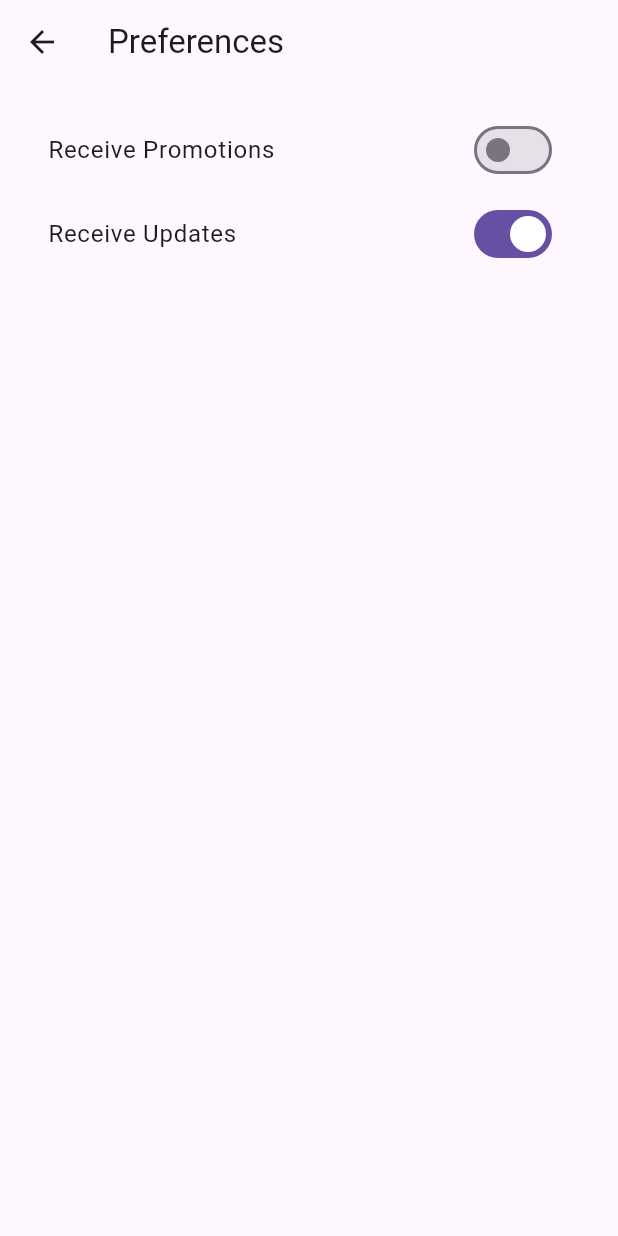
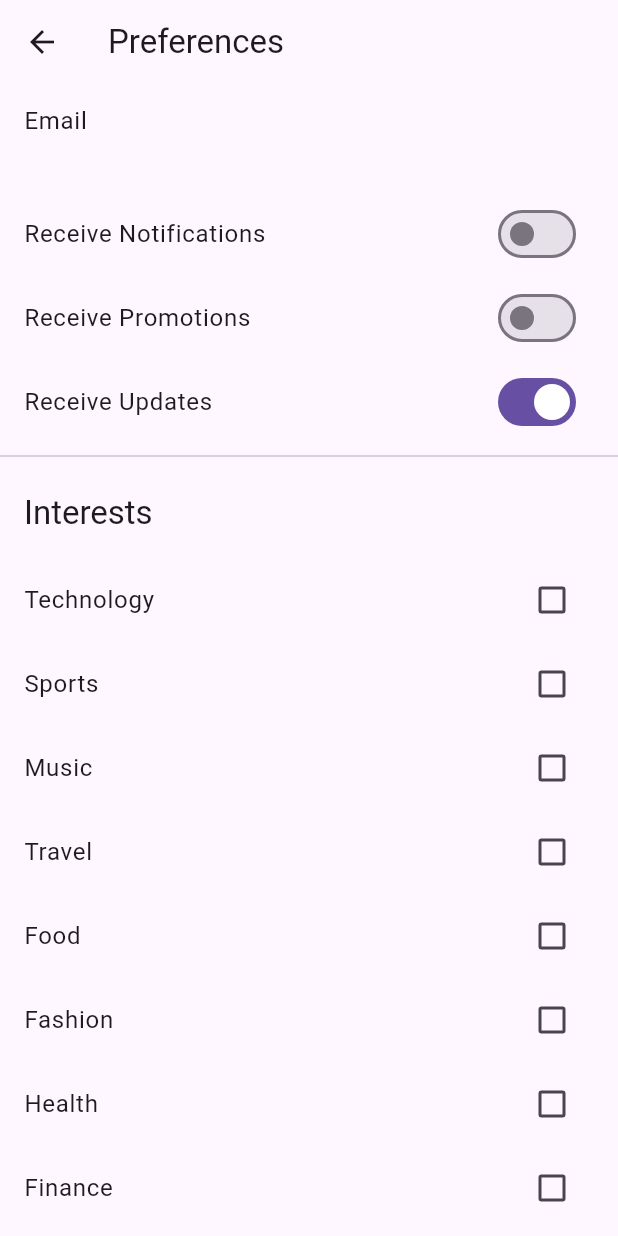
Before and after one commit to Bprathmesh/Notif-swift, a Flutter app: the PreferencesPage screen opened by its route, after a tap on "Receive Updates", on a phone screen of 412 x 824 dp. Run offline on Flutter 3.47's test engine with Material 3 defaults, Android fonts, the phone set to English and light mode, and no system bars; our stand-ins replace cloud_firestore, cloud_functions, firebase_auth, firebase_core, firebase_messaging, flutter_local_notifications and 1 more; accounts and stored records are empty.

Commit message:
Updated user model to handle preferences and implemented prefernce section

```diff
--- a/lib/models/user.dart
+++ b/lib/models/user.dart
@@ -1,31 +1,80 @@
+import 'package:cloud_firestore/cloud_firestore.dart';
+
 class User {
   final String id;
+  final String name;
+  final String email;
   final bool receivePromotions;
+  final bool receiveUpdates;
+  final bool receiveNotifications;
   final String fcmToken;
+  final List<String> interests;
+  final DateTime lastLogin;
   final DateTime createdAt;
 
   User({
     required this.id,
+    required this.name,
+    required this.email,
     required this.receivePromotions,
+    required this.receiveUpdates,
+    required this.receiveNotifications,
     required this.fcmToken,
-    DateTime? createdAt,
-  }) : createdAt = createdAt ?? DateTime.now();
+    required this.interests,
+    required this.lastLogin,
+    required this.createdAt,
+  });
 
   factory User.fromMap(Map<String, dynamic> map) {
     return User(
       id: map['id'] as String? ?? '',
+      name: map['name'] as String? ?? '',
+      email: map['email'] as String? ?? '',
       receivePromotions: map['receivePromotions'] as bool? ?? false,
+      receiveUpdates: map['receiveUpdates'] as bool? ?? false,
+      receiveNotifications: map['receiveNotifications'] as bool? ?? false,
       fcmToken: map['fcmToken'] as String? ?? '',
-      createdAt: map['createdAt'] != null ? DateTime.parse(map['createdAt']) : null,
+      interests: List<String>.from(map['interests'] ?? []),
+      lastLogin: (map['lastLogin'] as Timestamp?)?.toDate() ?? DateTime.now(),
+      createdAt: (map['createdAt'] as Timestamp?)?.toDate() ?? DateTime.now(),
     );
   }
 
   Map<String, dynamic> toMap() {
     return {
       'id': id,
+      'name': name,
+      'email': email,
       'receivePromotions': receivePromotions,
+      'receiveUpdates': receiveUpdates,
+      'receiveNotifications': receiveNotifications,
       'fcmToken': fcmToken,
-      'createdAt': createdAt.toIso8601String(),
+      'interests': interests,
+      'lastLogin': Timestamp.fromDate(lastLogin),
+      'createdAt': Timestamp.fromDate(createdAt),
     };
   }
+
+  User copyWith({
+    String? name,
+    bool? receivePromotions,
+    bool? receiveUpdates,
+    bool? receiveNotifications,
+    String? fcmToken,
+    List<String>? interests,
+    DateTime? lastLogin,
+  }) {
+    return User(
+      id: this.id,
+      name: name ?? this.name,
+      email: this.email,
+      receivePromotions: receivePromotions ?? this.receivePromotions,
+      receiveUpdates: receiveUpdates ?? this.receiveUpdates,
+      receiveNotifications: receiveNotifications ?? this.receiveNotifications,
+      fcmToken: fcmToken ?? this.fcmToken,
+      interests: interests ?? this.interests,
+      lastLogin: lastLogin ?? this.lastLogin,
+      createdAt: this.createdAt,
+    );
+  }
 }
--- a/lib/pages/preferences_page.dart
+++ b/lib/pages/preferences_page.dart
@@ -1,6 +1,8 @@
 import 'package:flutter/material.dart';
 import 'package:cloud_firestore/cloud_firestore.dart';
 import 'package:firebase_auth/firebase_auth.dart';
+import 'package:mypushnotifications/models/user.dart' as AppUser;
+import 'package:mypushnotifications/services/notification_service.dart';
 
 class PreferencesPage extends StatefulWidget {
   @override
@@ -10,32 +12,80 @@ class PreferencesPage extends StatefulWidget {
 class _PreferencesPageState extends State<PreferencesPage> {
   final FirebaseAuth _auth = FirebaseAuth.instance;
   final FirebaseFirestore _firestore = FirebaseFirestore.instance;
-  bool _receivePromotions = false;
-  bool _receiveUpdates = false;
+  final NotificationService _notificationService = NotificationService();
+
+  late AppUser.User _user;
+  bool _isLoading = true;
+
+  List<String> _availableInterests = [
+    'Technology', 'Sports', 'Music', 'Travel', 'Food', 'Fashion', 'Health', 'Finance'
+  ];
 
   @override
   void initState() {
     super.initState();
-    _loadPreferences();
+    _loadUserPreferences();
   }
 
-  Future<void> _loadPreferences() async {
+  Future<void> _loadUserPreferences() async {
+    setState(() {
+      _isLoading = true;
+    });
+
     final userId = _auth.currentUser!.uid;
     final userDoc = await _firestore.collection('users').doc(userId).get();
-    final data = userDoc.data();
+
+    if (userDoc.exists) {
+      _user = AppUser.User.fromMap(userDoc.data()!..['id'] = userId);
+    } else {
+      // Handle the case where the user document doesn't exist
+      _user = AppUser.User(
+        id: userId,
+        name: _auth.currentUser!.displayName ?? '',
+        email: _auth.currentUser!.email ?? '',
+        receivePromotions: false,
+        receiveUpdates: false,
+        receiveNotifications: false,
+        fcmToken: '',
+        interests: [],
+        lastLogin: DateTime.now(),
+        createdAt: DateTime.now(),
+      );
+      // Create the user document in Firestore
+      await _firestore.collection('users').doc(userId).set(_user.toMap());
+    }
 
     setState(() {
-      _receivePromotions = data?['receivePromotions'] ?? false;
-      _receiveUpdates = data?['receiveUpdates'] ?? false;
+      _isLoading = false;
     });
   }
 
   Future<void> _savePreferences() async {
-    final userId = _auth.currentUser!.uid;
+    setState(() {
+      _isLoading = true;
+    });
 
-    await _firestore.collection('users').doc(userId).update({
-      'receivePromotions': _receivePromotions,
-      'receiveUpdates': _receiveUpdates,
+    try {
+      // Update lastLogin
+      _user = _user.copyWith(lastLogin: DateTime.now());
+
+      await _firestore.collection('users').doc(_user.id).update(_user.toMap());
+      ScaffoldMessenger.of(context).showSnackBar(
+        SnackBar(content: Text('Preferences saved successfully')),
+      );
+
+      // If notifications are enabled, send a test notification
+      if (_user.receiveNotifications) {
+        await _notificationService.sendPersonalizedNotification(userId: '', title: '', body: '');
+      }
+    } catch (e) {
+      ScaffoldMessenger.of(context).showSnackBar(
+        SnackBar(content: Text('Failed to save preferences: $e')),
+      );
+    }
+
+    setState(() {
+      _isLoading = false;
     });
   }
 
@@ -43,34 +93,76 @@ class _PreferencesPageState extends State<PreferencesPage> {
   Widget build(BuildContext context) {
     return Scaffold(
       appBar: AppBar(
-        title: const Text('Preferences'),
+        title: Text('Preferences'),
       ),
-      body: Padding(
-        padding: const EdgeInsets.all(16.0),
-        child: Column(
-          children: <Widget>[
+      body: _isLoading
+          ? Center(child: CircularProgressIndicator())
+          : ListView(
+              children: [
+                ListTile(
+                  title: Text('Email'),
+                  subtitle: Text(_user.email),
+                ),
                 SwitchListTile(
-              title: const Text('Receive Promotions'),
-              value: _receivePromotions,
-              onChanged: (bool value) {
+                  title: Text('Receive Notifications'),
+                  value: _user.receiveNotifications,
+                  onChanged: (value) {
                     setState(() {
-                  _receivePromotions = value;
+                      _user = _user.copyWith(receiveNotifications: value);
                     });
-                _savePreferences();
                   },
                 ),
                 SwitchListTile(
-              title: const Text('Receive Updates'),
-              value: _receiveUpdates,
-              onChanged: (bool value) {
+                  title: Text('Receive Promotions'),
+                  value: _user.receivePromotions,
+                  onChanged: (value) {
                     setState(() {
-                  _receiveUpdates = value;
+                      _user = _user.copyWith(receivePromotions: value);
                     });
-                _savePreferences();
                   },
                 ),
+                SwitchListTile(
+                  title: Text('Receive Updates'),
+                  value: _user.receiveUpdates,
+                  onChanged: (value) {
+                    setState(() {
+                      _user = _user.copyWith(receiveUpdates: value);
+                    });
+                  },
+                ),
+                Divider(),
+                Padding(
+                  padding: EdgeInsets.all(16),
+                  child: Text(
+                    'Interests',
+                    style: Theme.of(context).textTheme.titleLarge,
+                  ),
+                ),
+                ..._availableInterests.map((interest) => CheckboxListTile(
+                  title: Text(interest),
+                  value: _user.interests.contains(interest),
+                  onChanged: (bool? value) {
+                    setState(() {
+                      if (value == true) {
+                        _user = _user.copyWith(
+                          interests: [..._user.interests, interest],
+                        );
+                      } else {
+                        _user = _user.copyWith(
+                          interests: _user.interests.where((i) => i != interest).toList(),
+                        );
+                      }
+                    });
+                  },
+                )).toList(),
+                Padding(
+                  padding: EdgeInsets.all(16),
+                  child: ElevatedButton(
+                    child: Text('Save Preferences'),
+                    onPressed: _savePreferences,
+                  ),
+                ),
               ],
-        ),
             ),
     );
   }
```
Also changed, not shown: lib/pages/home_page.dart (+6 -2 lines), lib/pages/notification_history_page.dart (+51 -28 lines), lib/services/notification_service.dart (+101 -10 lines). Lines whose indentation alone changed are shown as unchanged.
